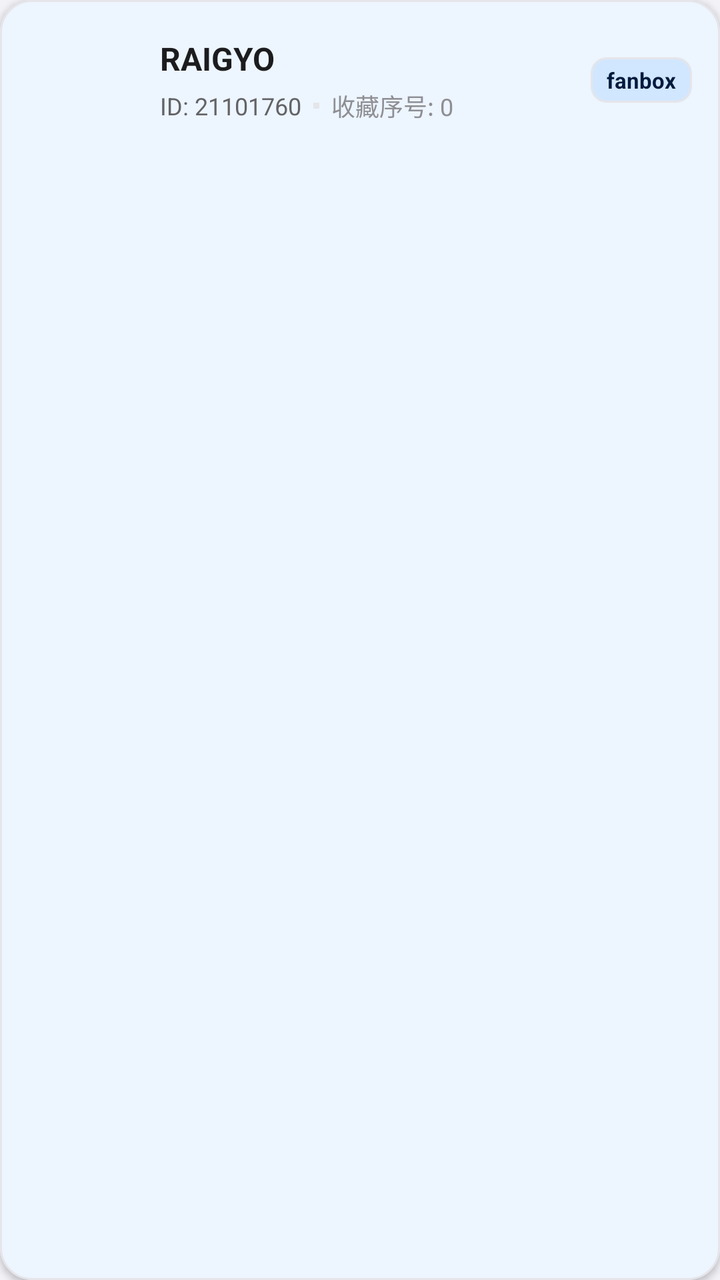
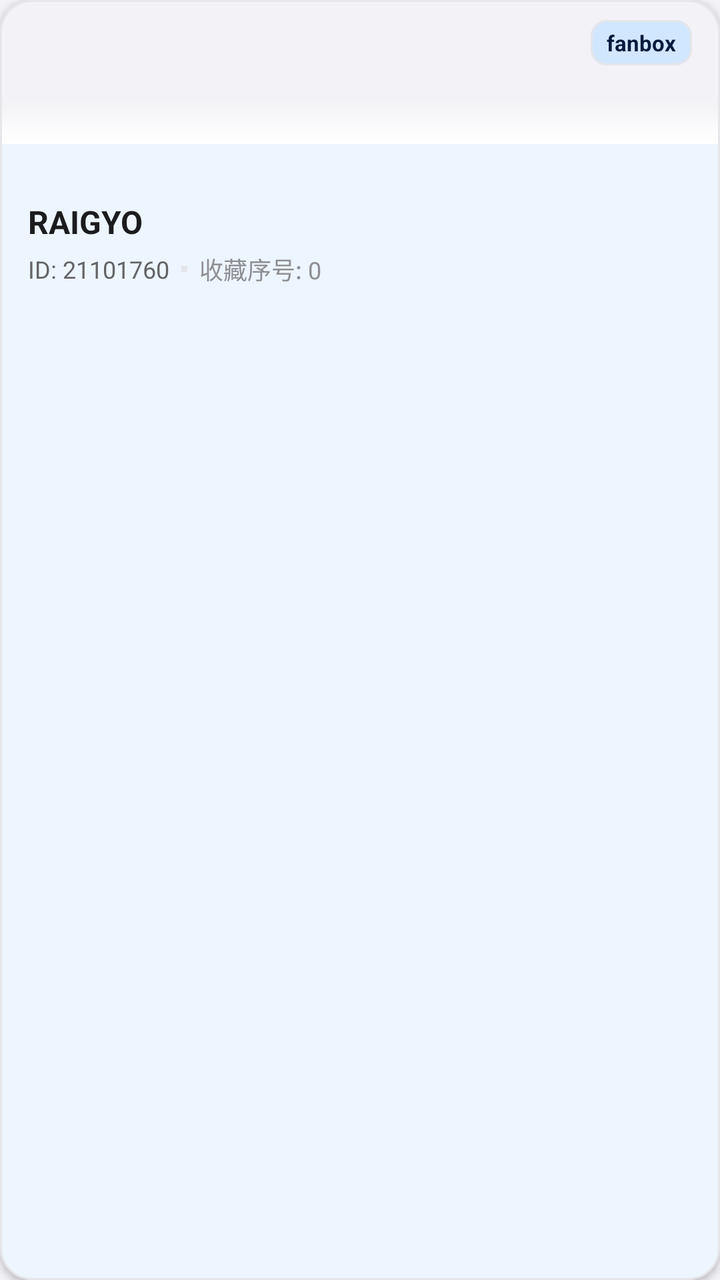

Screens rendered from an Android XML layout before and after an edit, with the pre-edit source and the edit as a unified diff.
<!-- AndroidManifest.xml: application theme Theme.Pawchive -->
<!-- res/layout/item_creator.xml -->
<?xml version="1.0" encoding="utf-8"?>
<com.google.android.material.card.MaterialCardView xmlns:android="http://schemas.android.com/apk/res/android"
    xmlns:app="http://schemas.android.com/apk/res-auto"
    android:layout_width="match_parent"
    android:layout_height="wrap_content"
    android:layout_marginHorizontal="12dp"
    android:layout_marginVertical="6dp"
    app:cardCornerRadius="16dp"
    app:cardElevation="2dp"
    app:cardBackgroundColor="?attr/colorSurface"
    app:strokeWidth="1dp"
    app:strokeColor="?attr/colorOutline">

    <androidx.constraintlayout.widget.ConstraintLayout
        android:layout_width="match_parent"
        android:layout_height="wrap_content"
        android:padding="14dp">

        <com.google.android.material.imageview.ShapeableImageView
            android:id="@+id/iv_avatar"
            android:layout_width="52dp"
            android:layout_height="52dp"
            android:scaleType="centerCrop"
            app:shapeAppearanceOverlay="@style/ShapeAppearance.Pawchive.Thumbnail"
            app:layout_constraintStart_toStartOf="parent"
            app:layout_constraintTop_toTopOf="parent"
            app:layout_constraintBottom_toBottomOf="parent" />

        <LinearLayout
            android:id="@+id/info_container"
            android:layout_width="0dp"
            android:layout_height="wrap_content"
            android:layout_marginStart="14dp"
            android:layout_marginEnd="12dp"
            android:orientation="vertical"
            app:layout_constraintStart_toEndOf="@+id/iv_avatar"
            app:layout_constraintEnd_toStartOf="@+id/card_service_badge"
            app:layout_constraintTop_toTopOf="parent"
            app:layout_constraintBottom_toBottomOf="parent">

            <TextView
                android:id="@+id/tv_creator_name"
                android:layout_width="wrap_content"
                android:layout_height="wrap_content"
                android:textColor="?attr/colorOnSurface"
                android:textSize="16sp"
                android:textStyle="bold"
                android:ellipsize="end"
                android:maxLines="1"
                android:text="RAIGYO" />

            <LinearLayout
                android:layout_width="wrap_content"
                android:layout_height="wrap_content"
                android:layout_marginTop="4dp"
                android:orientation="horizontal"
                android:gravity="center_vertical">

                <TextView
                    android:id="@+id/tv_creator_id"
                    android:layout_width="wrap_content"
                    android:layout_height="wrap_content"
                    android:textColor="?attr/colorOnSurfaceVariant"
                    android:textSize="12sp"
                    android:text="ID: 21101760" />

                <View
                    android:layout_width="3dp"
                    android:layout_height="3dp"
                    android:layout_marginHorizontal="6dp"
                    android:background="?attr/colorOutline" />

                <TextView
                    android:id="@+id/tv_fav_count"
                    android:layout_width="wrap_content"
                    android:layout_height="wrap_content"
                    android:textColor="?attr/colorTextMuted"
                    android:textSize="12sp"
                    android:text="收藏序号: 0" />
            </LinearLayout>

            <TextView
                android:id="@+id/tv_updated"
                android:layout_width="wrap_content"
                android:layout_height="wrap_content"
                android:layout_marginTop="2dp"
                android:textColor="?attr/colorOnSurfaceVariant"
                android:textSize="11sp"
                android:visibility="gone"
                android:text="" />

        </LinearLayout>

        <com.google.android.material.card.MaterialCardView
            android:id="@+id/card_service_badge"
            android:layout_width="wrap_content"
            android:layout_height="wrap_content"
            app:cardCornerRadius="8dp"
            app:cardElevation="0dp"
            app:cardBackgroundColor="?attr/colorPrimaryContainer"
            app:layout_constraintBottom_toBottomOf="parent"
            app:layout_constraintEnd_toEndOf="parent"
            app:layout_constraintTop_toTopOf="parent">

            <TextView
                android:id="@+id/tv_service"
                android:layout_width="wrap_content"
                android:layout_height="wrap_content"
                android:paddingHorizontal="8dp"
                android:paddingVertical="4dp"
                android:textColor="?attr/colorOnPrimaryContainer"
                android:textSize="11sp"
                android:textStyle="bold"
                android:text="fanbox" />
        </com.google.android.material.card.MaterialCardView>

    </androidx.constraintlayout.widget.ConstraintLayout>

</com.google.android.material.card.MaterialCardView>
<!-- resources referenced by this layout -->
<resources>
  <style name="ShapeAppearance.Pawchive.Thumbnail" parent="">
          <item name="cornerFamily">rounded</item>
          <item name="cornerSize">10dp</item>
      </style>
  <style name="Theme.Pawchive" parent="Theme.Material3.DayNight.NoActionBar">
          <item name="colorPrimary">#007AFF</item>
          <item name="colorOnPrimary">@color/white</item>
          <item name="colorPrimaryContainer">#D1E7FF</item>
          <item name="colorOnPrimaryContainer">#001A3D</item>
          <item name="colorSecondary">#34C759</item>
          <item name="colorOnSecondary">@color/white</item>
          <item name="colorSecondaryContainer">#D1F5D9</item>
          <item name="colorOnSecondaryContainer">#00220A</item>
          <item name="colorTertiary">#FF9500</item>
          <item name="colorOnTertiary">@color/white</item>
          <item name="colorTertiaryContainer">#FFE0B3</item>
          <item name="colorOnTertiaryContainer">#331A00</item>
  
          <item name="colorSurface">@color/card_light</item>
          <item name="colorOnSurface">@color/text_primary_light</item>
          <item name="colorSurfaceVariant">@color/bg_light</item>
          <item name="colorOnSurfaceVariant">@color/text_secondary_light</item>
          <item name="colorOutline">@color/divider_light</item>
          <item name="colorOutlineVariant">@color/divider_light</item>
  
          <item name="android:windowBackground">@color/bg_light</item>
          <item name="android:statusBarColor">@android:color/transparent</item>
          <item name="android:navigationBarColor">@android:color/transparent</item>
  
          
          <item name="colorCardBackground">@color/card_light</item>
          <item name="colorDivider">@color/divider_light</item>
          <item name="colorTextPrimary">@color/text_primary_light</item>
          <item name="colorTextSecondary">@color/text_secondary_light</item>
          <item name="colorTextMuted">@color/text_muted_light</item>
          <item name="colorBadgeBackground">@color/primary</item>
      </style>
  <color name="white">#FFFFFFFF</color>
  <color name="card_light">#FFFFFF</color>
  <color name="text_primary_light">#1C1C1E</color>
  <color name="bg_light">#F2F2F7</color>
  <color name="text_secondary_light">#636366</color>
  <color name="divider_light">#E5E5EA</color>
  <color name="text_muted_light">#8E8E93</color>
  <color name="primary">#8A2BE2</color>
</resources>

<!-- the commit's change to res/layout/item_creator.xml (unified diff, before → after) -->
@@ -1,6 +1,7 @@
 <?xml version="1.0" encoding="utf-8"?>
 <com.google.android.material.card.MaterialCardView xmlns:android="http://schemas.android.com/apk/res/android"
     xmlns:app="http://schemas.android.com/apk/res-auto"
+    xmlns:tools="http://schemas.android.com/tools"
     android:layout_width="match_parent"
     android:layout_height="wrap_content"
     android:layout_marginHorizontal="12dp"
@@ -13,30 +14,79 @@
 
     <androidx.constraintlayout.widget.ConstraintLayout
         android:layout_width="match_parent"
-        android:layout_height="wrap_content"
-        android:padding="14dp">
+        android:layout_height="wrap_content">
 
+        
+        <ImageView
+            android:id="@+id/iv_creator_background"
+            android:layout_width="match_parent"
+            android:layout_height="72dp"
+            android:scaleType="centerCrop"
+            android:contentDescription="@string/creator_profile"
+            android:background="?attr/colorSurfaceVariant"
+            app:layout_constraintTop_toTopOf="parent"
+            app:layout_constraintStart_toStartOf="parent"
+            app:layout_constraintEnd_toEndOf="parent" />
+
+        
+        <View
+            android:layout_width="match_parent"
+            android:layout_height="24dp"
+            android:background="@drawable/banner_gradient_bottom"
+            app:layout_constraintBottom_toBottomOf="@id/iv_creator_background"
+            app:layout_constraintStart_toStartOf="parent"
+            app:layout_constraintEnd_toEndOf="parent" />
+
+        
         <com.google.android.material.imageview.ShapeableImageView
             android:id="@+id/iv_avatar"
-            android:layout_width="52dp"
-            android:layout_height="52dp"
+            android:layout_width="56dp"
+            android:layout_height="56dp"
             android:scaleType="centerCrop"
+            android:layout_marginStart="14dp"
             app:shapeAppearanceOverlay="@style/ShapeAppearance.Pawchive.Thumbnail"
             app:layout_constraintStart_toStartOf="parent"
+            app:layout_constraintBottom_toBottomOf="@id/iv_creator_background"
+            android:translationY="20dp" />
+
+        
+        <com.google.android.material.card.MaterialCardView
+            android:id="@+id/card_service_badge"
+            android:layout_width="wrap_content"
+            android:layout_height="wrap_content"
+            android:layout_marginTop="10dp"
+            android:layout_marginEnd="14dp"
+            app:cardCornerRadius="8dp"
+            app:cardElevation="0dp"
+            app:cardBackgroundColor="?attr/colorPrimaryContainer"
             app:layout_constraintTop_toTopOf="parent"
-            app:layout_constraintBottom_toBottomOf="parent" />
+            app:layout_constraintEnd_toEndOf="parent">
 
+            <TextView
+                android:id="@+id/tv_service"
+                android:layout_width="wrap_content"
+                android:layout_height="wrap_content"
+                android:paddingHorizontal="8dp"
+                android:paddingVertical="4dp"
+                android:textColor="?attr/colorOnPrimaryContainer"
+                android:textSize="11sp"
+                android:textStyle="bold"
+                android:text="fanbox" />
+        </com.google.android.material.card.MaterialCardView>
+
+        
         <LinearLayout
             android:id="@+id/info_container"
             android:layout_width="0dp"
             android:layout_height="wrap_content"
             android:layout_marginStart="14dp"
-            android:layout_marginEnd="12dp"
+            android:layout_marginTop="28dp"
+            android:layout_marginEnd="14dp"
+            android:layout_marginBottom="12dp"
             android:orientation="vertical"
-            app:layout_constraintStart_toEndOf="@+id/iv_avatar"
-            app:layout_constraintEnd_toStartOf="@+id/card_service_badge"
-            app:layout_constraintTop_toTopOf="parent"
-            app:layout_constraintBottom_toBottomOf="parent">
+            app:layout_constraintStart_toStartOf="parent"
+            app:layout_constraintEnd_toEndOf="parent"
+            app:layout_constraintTop_toBottomOf="@id/iv_creator_background">
 
             <TextView
                 android:id="@+id/tv_creator_name"
@@ -91,29 +141,6 @@
 
         </LinearLayout>
 
-        <com.google.android.material.card.MaterialCardView
-            android:id="@+id/card_service_badge"
-            android:layout_width="wrap_content"
-            android:layout_height="wrap_content"
-            app:cardCornerRadius="8dp"
-            app:cardElevation="0dp"
-            app:cardBackgroundColor="?attr/colorPrimaryContainer"
-            app:layout_constraintBottom_toBottomOf="parent"
-            app:layout_constraintEnd_toEndOf="parent"
-            app:layout_constraintTop_toTopOf="parent">
-
-            <TextView
-                android:id="@+id/tv_service"
-                android:layout_width="wrap_content"
-                android:layout_height="wrap_content"
-                android:paddingHorizontal="8dp"
-                android:paddingVertical="4dp"
-                android:textColor="?attr/colorOnPrimaryContainer"
-                android:textSize="11sp"
-                android:textStyle="bold"
-                android:text="fanbox" />
-        </com.google.android.material.card.MaterialCardView>
-
     </androidx.constraintlayout.widget.ConstraintLayout>
 
 </com.google.android.material.card.MaterialCardView>
<!-- resource entries referenced after the edit -->
@@ -1,5 +1,16 @@
 <!-- resources referenced by this layout -->
 <resources>
+  <!-- drawable banner_gradient_bottom (drawable) -->
+  <?xml version="1.0" encoding="utf-8"?>
+  <shape xmlns:android="http://schemas.android.com/apk/res/android"
+      android:shape="rectangle">
+      <gradient
+          android:angle="270"
+          android:startColor="#00000000"
+          android:endColor="#FFFFFFFF"
+          android:type="linear" />
+  </shape>
+  <string name="creator_profile">创作者主页</string>
   <style name="ShapeAppearance.Pawchive.Thumbnail" parent="">
           <item name="cornerFamily">rounded</item>
           <item name="cornerSize">10dp</item>
